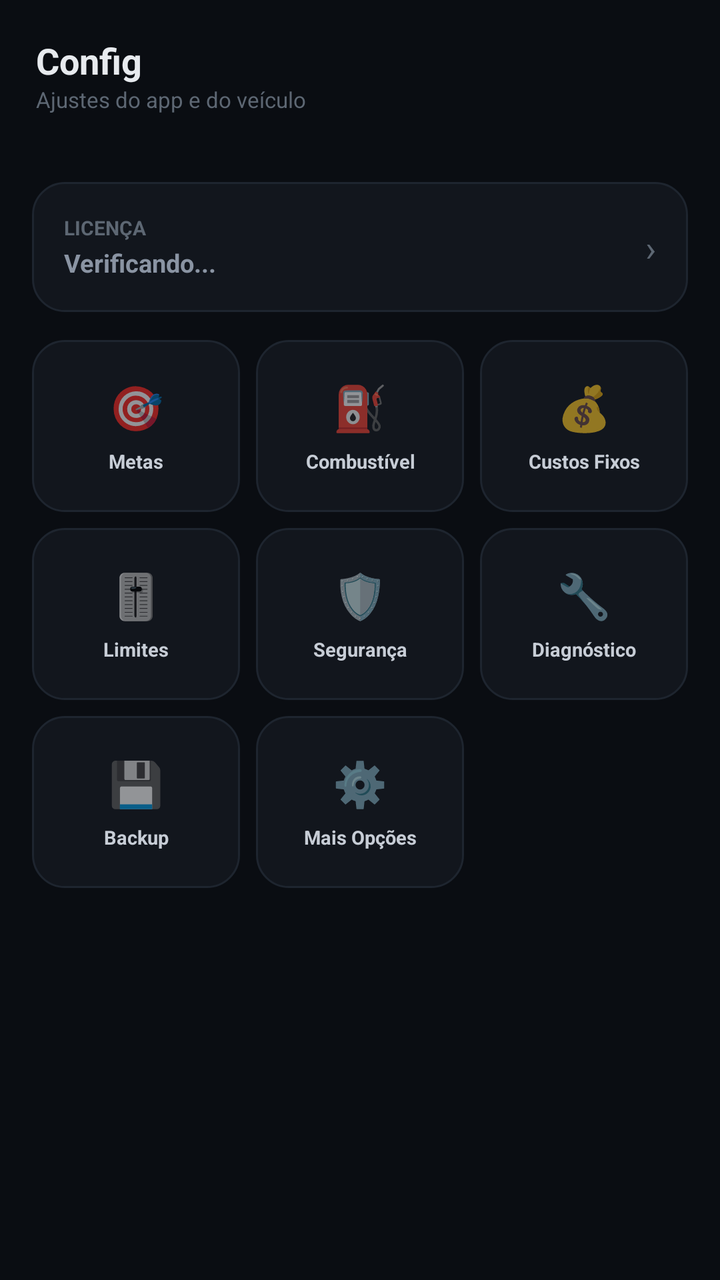
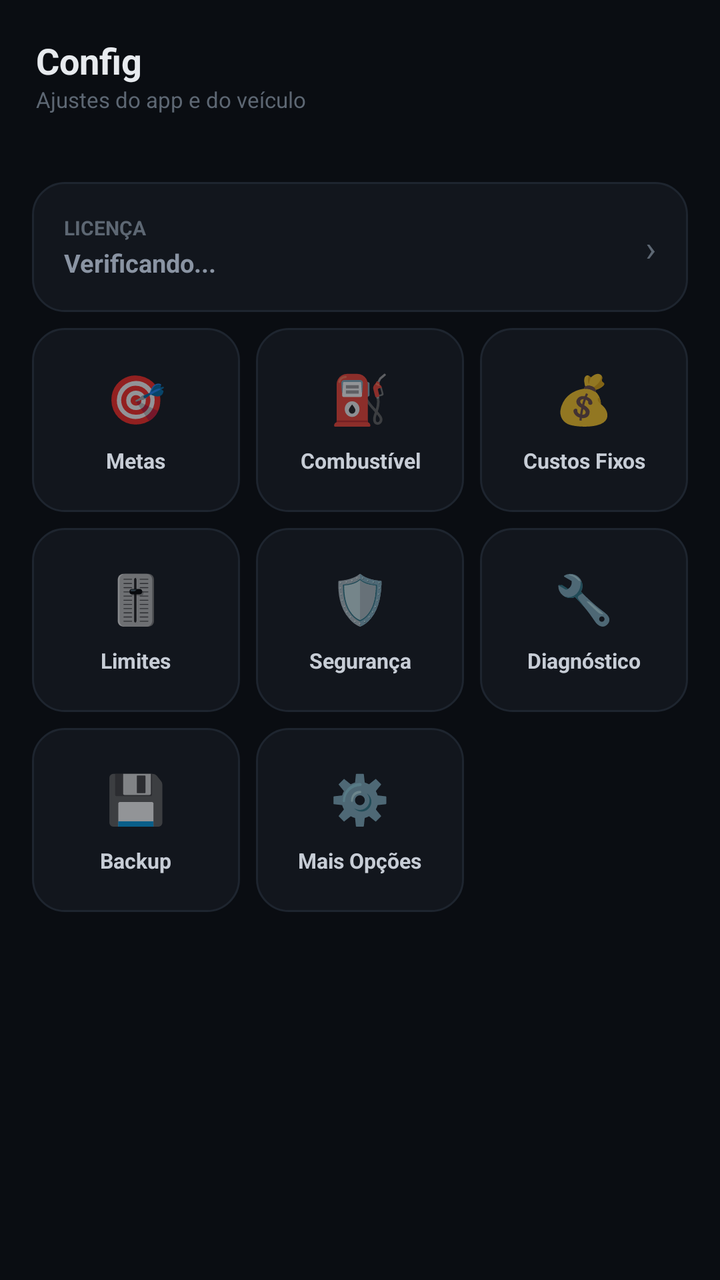

Two renders of the same Android screen: before a commit and after it. Below are the layout's source before the change and the commit's diff.
<!-- AndroidManifest.xml: application theme Theme.MaterialComponents.DayNight.NoActionBar -->
<!-- res/layout/activity_parametros.xml -->
<?xml version="1.0" encoding="utf-8"?>
<ScrollView xmlns:android="http://schemas.android.com/apk/res/android"
    android:layout_width="match_parent"
    android:layout_height="match_parent"
    android:background="#0A0D12">

    <LinearLayout
        android:layout_width="match_parent"
        android:layout_height="wrap_content"
        android:orientation="vertical">

        <LinearLayout
            android:layout_width="match_parent"
            android:layout_height="wrap_content"
            android:orientation="vertical"
            android:padding="18dp"
            android:paddingBottom="10dp">

            <TextView
                android:layout_width="wrap_content"
                android:layout_height="wrap_content"
                android:text="Config"
                android:textColor="#E7EAEE"
                android:textSize="18sp"
                android:textStyle="bold" />

            <TextView
                android:layout_width="wrap_content"
                android:layout_height="wrap_content"
                android:text="Ajustes do app e do veículo"
                android:textColor="#5D6773"
                android:textSize="11sp" />
        </LinearLayout>

        <LinearLayout
            android:layout_width="match_parent"
            android:layout_height="wrap_content"
            android:orientation="vertical"
            android:padding="16dp"
            android:paddingTop="0dp">

            <LinearLayout
                android:id="@+id/btnAbrirLicenca"
                android:layout_width="match_parent"
                android:layout_height="wrap_content"
                android:orientation="horizontal"
                android:gravity="center_vertical"
                android:background="@drawable/bg_card_dark"
                android:padding="16dp"
                android:layout_marginBottom="14dp"
                android:clickable="true"
                android:focusable="true">

                <LinearLayout
                    android:layout_width="0dp"
                    android:layout_height="wrap_content"
                    android:layout_weight="1"
                    android:orientation="vertical">

                    <TextView
                        android:layout_width="wrap_content"
                        android:layout_height="wrap_content"
                        android:text="LICENÇA"
                        android:textColor="#5D6773"
                        android:textSize="10sp"
                        android:textStyle="bold" />

                    <TextView
                        android:id="@+id/txtStatusLicencaResumo"
                        android:layout_width="wrap_content"
                        android:layout_height="wrap_content"
                        android:text="Verificando..."
                        android:textColor="#8A94A3"
                        android:textSize="12.5sp"
                        android:textStyle="bold"
                        android:layout_marginTop="2dp" />
                </LinearLayout>

                <TextView
                    android:layout_width="wrap_content"
                    android:layout_height="wrap_content"
                    android:text="›"
                    android:textColor="#5D6773"
                    android:textSize="18sp" />
            </LinearLayout>

            <LinearLayout
                android:layout_width="match_parent"
                android:layout_height="wrap_content"
                android:orientation="horizontal"
                android:layout_marginBottom="8dp">

                <LinearLayout
                    android:id="@+id/btnAbrirMetas"
                    android:layout_width="0dp"
                    android:layout_height="86dp"
                    android:layout_weight="1"
                    android:orientation="vertical"
                    android:gravity="center"
                    android:background="@drawable/bg_card_dark"
                    android:padding="6dp"
                    android:layout_marginEnd="8dp"
                    android:clickable="true"
                    android:focusable="true">

                    <TextView
                        android:layout_width="wrap_content"
                        android:layout_height="wrap_content"
                        android:text="🎯"
                        android:textSize="22sp" />

                    <TextView
                        android:layout_width="match_parent"
                        android:layout_height="wrap_content"
                        android:text="Metas"
                        android:textColor="#C7CDD6"
                        android:textSize="9.5sp"
                        android:textStyle="bold"
                        android:gravity="center"
                        android:singleLine="true"
                        android:ellipsize="end"
                        android:layout_marginTop="6dp" />
                </LinearLayout>

                <LinearLayout
                    android:id="@+id/btnAbrirCombustivel"
                    android:layout_width="0dp"
                    android:layout_height="86dp"
                    android:layout_weight="1"
                    android:orientation="vertical"
                    android:gravity="center"
                    android:background="@drawable/bg_card_dark"
                    android:padding="6dp"
                    android:layout_marginEnd="8dp"
                    android:clickable="true"
                    android:focusable="true">

                    <TextView
                        android:layout_width="wrap_content"
                        android:layout_height="wrap_content"
                        android:text="⛽"
                        android:textSize="22sp" />

                    <TextView
                        android:layout_width="match_parent"
                        android:layout_height="wrap_content"
                        android:text="Combustível"
                        android:textColor="#C7CDD6"
                        android:textSize="9.5sp"
                        android:textStyle="bold"
                        android:gravity="center"
                        android:singleLine="true"
                        android:ellipsize="end"
                        android:layout_marginTop="6dp" />
                </LinearLayout>

                <LinearLayout
                    android:id="@+id/btnAbrirCustosFixos"
                    android:layout_width="0dp"
                    android:layout_height="86dp"
                    android:layout_weight="1"
                    android:orientation="vertical"
                    android:gravity="center"
                    android:background="@drawable/bg_card_dark"
                    android:padding="6dp"
                    android:clickable="true"
                    android:focusable="true">

                    <TextView
                        android:layout_width="wrap_content"
                        android:layout_height="wrap_content"
                        android:text="💰"
                        android:textSize="22sp" />

                    <TextView
                        android:layout_width="match_parent"
                        android:layout_height="wrap_content"
                        android:text="Custos Fixos"
                        android:textColor="#C7CDD6"
                        android:textSize="9.5sp"
                        android:textStyle="bold"
                        android:gravity="center"
                        android:singleLine="true"
                        android:ellipsize="end"
                        android:layout_marginTop="6dp" />
                </LinearLayout>
            </LinearLayout>

            <LinearLayout
                android:layout_width="match_parent"
                android:layout_height="wrap_content"
                android:orientation="horizontal"
                android:layout_marginBottom="8dp">

                <LinearLayout
                    android:id="@+id/btnAbrirLimites"
                    android:layout_width="0dp"
                    android:layout_height="86dp"
                    android:layout_weight="1"
                    android:orientation="vertical"
                    android:gravity="center"
                    android:background="@drawable/bg_card_dark"
                    android:padding="6dp"
                    android:layout_marginEnd="8dp"
                    android:clickable="true"
                    android:focusable="true">

                    <TextView
                        android:layout_width="wrap_content"
                        android:layout_height="wrap_content"
                        android:text="🎚️"
                        android:textSize="22sp" />

                    <TextView
                        android:layout_width="match_parent"
                        android:layout_height="wrap_content"
                        android:text="Limites"
                        android:textColor="#C7CDD6"
                        android:textSize="9.5sp"
                        android:textStyle="bold"
                        android:gravity="center"
                        android:singleLine="true"
                        android:ellipsize="end"
                        android:layout_marginTop="6dp" />
                </LinearLayout>

                <LinearLayout
                    android:id="@+id/btnAbrirSeguranca"
                    android:layout_width="0dp"
                    android:layout_height="86dp"
                    android:layout_weight="1"
                    android:orientation="vertical"
                    android:gravity="center"
                    android:background="@drawable/bg_card_dark"
                    android:padding="6dp"
                    android:layout_marginEnd="8dp"
                    android:clickable="true"
                    android:focusable="true">

                    <TextView
                        android:layout_width="wrap_content"
                        android:layout_height="wrap_content"
                        android:text="🛡️"
                        android:textSize="22sp" />

                    <TextView
                        android:layout_width="match_parent"
                        android:layout_height="wrap_content"
                        android:text="Segurança"
                        android:textColor="#C7CDD6"
                        android:textSize="9.5sp"
                        android:textStyle="bold"
                        android:gravity="center"
                        android:singleLine="true"
                        android:ellipsize="end"
                        android:layout_marginTop="6dp" />
                </LinearLayout>

                <LinearLayout
                    android:id="@+id/btnAbrirDiagnostico"
                    android:layout_width="0dp"
                    android:layout_height="86dp"
                    android:layout_weight="1"
                    android:orientation="vertical"
                    android:gravity="center"
                    android:background="@drawable/bg_card_dark"
                    android:padding="6dp"
                    android:clickable="true"
                    android:focusable="true">

                    <TextView
                        android:layout_width="wrap_content"
                        android:layout_height="wrap_content"
                        android:text="🔧"
                        android:textSize="22sp" />

                    <TextView
                        android:layout_width="match_parent"
                        android:layout_height="wrap_content"
                        android:text="Diagnóstico"
                        android:textColor="#C7CDD6"
                        android:textSize="9.5sp"
                        android:textStyle="bold"
                        android:gravity="center"
                        android:singleLine="true"
                        android:ellipsize="end"
                        android:layout_marginTop="6dp" />
                </LinearLayout>
            </LinearLayout>

            <LinearLayout
                android:layout_width="match_parent"
                android:layout_height="wrap_content"
                android:orientation="horizontal">

                <LinearLayout
                    android:id="@+id/btnAbrirBackup"
                    android:layout_width="0dp"
                    android:layout_height="86dp"
                    android:layout_weight="1"
                    android:orientation="vertical"
                    android:gravity="center"
                    android:background="@drawable/bg_card_dark"
                    android:padding="6dp"
                    android:layout_marginEnd="8dp"
                    android:clickable="true"
                    android:focusable="true">

                    <TextView
                        android:layout_width="wrap_content"
                        android:layout_height="wrap_content"
                        android:text="💾"
                        android:textSize="22sp" />

                    <TextView
                        android:layout_width="match_parent"
                        android:layout_height="wrap_content"
                        android:text="Backup"
                        android:textColor="#C7CDD6"
                        android:textSize="9.5sp"
                        android:textStyle="bold"
                        android:gravity="center"
                        android:singleLine="true"
                        android:ellipsize="end"
                        android:layout_marginTop="6dp" />
                </LinearLayout>

                <LinearLayout
                    android:id="@+id/btnAbrirMaisConfiguracoes"
                    android:layout_width="0dp"
                    android:layout_height="86dp"
                    android:layout_weight="1"
                    android:orientation="vertical"
                    android:gravity="center"
                    android:background="@drawable/bg_card_dark"
                    android:padding="6dp"
                    android:layout_marginEnd="8dp"
                    android:clickable="true"
                    android:focusable="true">

                    <TextView
                        android:layout_width="wrap_content"
                        android:layout_height="wrap_content"
                        android:text="⚙️"
                        android:textSize="22sp" />

                    <TextView
                        android:layout_width="match_parent"
                        android:layout_height="wrap_content"
                        android:text="Mais Opções"
                        android:textColor="#C7CDD6"
                        android:textSize="9.5sp"
                        android:textStyle="bold"
                        android:gravity="center"
                        android:singleLine="true"
                        android:ellipsize="end"
                        android:layout_marginTop="6dp" />
                </LinearLayout>

                <LinearLayout
                    android:layout_width="0dp"
                    android:layout_height="86dp"
                    android:layout_weight="1" />
            </LinearLayout>

        </LinearLayout>
    </LinearLayout>
</ScrollView>
<!-- resources referenced by this layout -->
<resources>
  <!-- drawable bg_card_dark (drawable) -->
  <?xml version="1.0" encoding="utf-8"?>
  <shape xmlns:android="http://schemas.android.com/apk/res/android" android:shape="rectangle">
      <solid android:color="#12161D" />
      <stroke android:width="1dp" android:color="#1E252F" />
      <corners android:radius="16dp" />
  </shape>
</resources>

<!-- the commit's change to res/layout/activity_parametros.xml (unified diff, before → after) -->
@@ -36,8 +36,7 @@
             android:layout_width="match_parent"
             android:layout_height="wrap_content"
             android:orientation="vertical"
-            android:padding="16dp"
-            android:paddingTop="0dp">
+            android:padding="12dp">
 
             <LinearLayout
                 android:id="@+id/btnAbrirLicenca"
@@ -47,7 +46,7 @@
                 android:gravity="center_vertical"
                 android:background="@drawable/bg_card_dark"
                 android:padding="16dp"
-                android:layout_marginBottom="14dp"
+                android:layout_margin="4dp"
                 android:clickable="true"
                 android:focusable="true">
 
@@ -87,19 +86,19 @@
             <LinearLayout
                 android:layout_width="match_parent"
                 android:layout_height="wrap_content"
-                android:orientation="horizontal"
-                android:layout_marginBottom="8dp">
+                android:orientation="horizontal">
 
                 <LinearLayout
                     android:id="@+id/btnAbrirMetas"
                     android:layout_width="0dp"
-                    android:layout_height="86dp"
-                    android:layout_weight="1"
-                    android:orientation="vertical"
-                    android:gravity="center"
-                    android:background="@drawable/bg_card_dark"
-                    android:padding="6dp"
-                    android:layout_marginEnd="8dp"
+                    android:layout_height="92dp"
+                    android:layout_weight="1"
+                    android:layout_margin="4dp"
+                    android:orientation="vertical"
+                    android:gravity="center"
+                    android:paddingStart="4dp"
+                    android:paddingEnd="4dp"
+                    android:background="@drawable/bg_card_dark"
                     android:clickable="true"
                     android:focusable="true">
 
@@ -107,31 +106,31 @@
                         android:layout_width="wrap_content"
                         android:layout_height="wrap_content"
                         android:text="🎯"
-                        android:textSize="22sp" />
-
-                    <TextView
-                        android:layout_width="match_parent"
+                        android:textSize="24sp" />
+
+                    <TextView
+                        android:layout_width="wrap_content"
                         android:layout_height="wrap_content"
                         android:text="Metas"
                         android:textColor="#C7CDD6"
-                        android:textSize="9.5sp"
-                        android:textStyle="bold"
-                        android:gravity="center"
-                        android:singleLine="true"
-                        android:ellipsize="end"
-                        android:layout_marginTop="6dp" />
+                        android:textSize="10.5sp"
+                        android:textStyle="bold"
+                        android:maxLines="1"
+                        android:gravity="center"
+                        android:layout_marginTop="8dp" />
                 </LinearLayout>
 
                 <LinearLayout
                     android:id="@+id/btnAbrirCombustivel"
                     android:layout_width="0dp"
-                    android:layout_height="86dp"
-                    android:layout_weight="1"
-                    android:orientation="vertical"
-                    android:gravity="center"
-                    android:background="@drawable/bg_card_dark"
-                    android:padding="6dp"
-                    android:layout_marginEnd="8dp"
+                    android:layout_height="92dp"
+                    android:layout_weight="1"
+                    android:layout_margin="4dp"
+                    android:orientation="vertical"
+                    android:gravity="center"
+                    android:paddingStart="4dp"
+                    android:paddingEnd="4dp"
+                    android:background="@drawable/bg_card_dark"
                     android:clickable="true"
                     android:focusable="true">
 
@@ -139,30 +138,31 @@
                         android:layout_width="wrap_content"
                         android:layout_height="wrap_content"
                         android:text="⛽"
-                        android:textSize="22sp" />
-
-                    <TextView
-                        android:layout_width="match_parent"
+                        android:textSize="24sp" />
+
+                    <TextView
+                        android:layout_width="wrap_content"
                         android:layout_height="wrap_content"
                         android:text="Combustível"
                         android:textColor="#C7CDD6"
-                        android:textSize="9.5sp"
-                        android:textStyle="bold"
-                        android:gravity="center"
-                        android:singleLine="true"
-                        android:ellipsize="end"
-                        android:layout_marginTop="6dp" />
+                        android:textSize="10.5sp"
+                        android:textStyle="bold"
+                        android:maxLines="1"
+                        android:gravity="center"
+                        android:layout_marginTop="8dp" />
                 </LinearLayout>
 
                 <LinearLayout
                     android:id="@+id/btnAbrirCustosFixos"
                     android:layout_width="0dp"
-                    android:layout_height="86dp"
-                    android:layout_weight="1"
-                    android:orientation="vertical"
-                    android:gravity="center"
-                    android:background="@drawable/bg_card_dark"
-                    android:padding="6dp"
+                    android:layout_height="92dp"
+                    android:layout_weight="1"
+                    android:layout_margin="4dp"
+                    android:orientation="vertical"
+                    android:gravity="center"
+                    android:paddingStart="4dp"
+                    android:paddingEnd="4dp"
+                    android:background="@drawable/bg_card_dark"
                     android:clickable="true"
                     android:focusable="true">
 
@@ -170,38 +170,37 @@
                         android:layout_width="wrap_content"
                         android:layout_height="wrap_content"
                         android:text="💰"
-                        android:textSize="22sp" />
-
-                    <TextView
-                        android:layout_width="match_parent"
+                        android:textSize="24sp" />
+
+                    <TextView
+                        android:layout_width="wrap_content"
                         android:layout_height="wrap_content"
                         android:text="Custos Fixos"
                         android:textColor="#C7CDD6"
-                        android:textSize="9.5sp"
-                        android:textStyle="bold"
-                        android:gravity="center"
-                        android:singleLine="true"
-                        android:ellipsize="end"
-                        android:layout_marginTop="6dp" />
+                        android:textSize="10.5sp"
+                        android:textStyle="bold"
+                        android:maxLines="1"
+                        android:gravity="center"
+                        android:layout_marginTop="8dp" />
                 </LinearLayout>
             </LinearLayout>
 
             <LinearLayout
                 android:layout_width="match_parent"
                 android:layout_height="wrap_content"
-                android:orientation="horizontal"
-                android:layout_marginBottom="8dp">
+                android:orientation="horizontal">
 
                 <LinearLayout
                     android:id="@+id/btnAbrirLimites"
                     android:layout_width="0dp"
-                    android:layout_height="86dp"
-                    android:layout_weight="1"
-                    android:orientation="vertical"
-                    android:gravity="center"
-                    android:background="@drawable/bg_card_dark"
-                    android:padding="6dp"
-                    android:layout_marginEnd="8dp"
+                    android:layout_height="92dp"
+                    android:layout_weight="1"
+                    android:layout_margin="4dp"
+                    android:orientation="vertical"
+                    android:gravity="center"
+                    android:paddingStart="4dp"
+                    android:paddingEnd="4dp"
+                    android:background="@drawable/bg_card_dark"
                     android:clickable="true"
                     android:focusable="true">
 
@@ -209,31 +208,31 @@
                         android:layout_width="wrap_content"
                         android:layout_height="wrap_content"
                         android:text="🎚️"
-                        android:textSize="22sp" />
-
-                    <TextView
-                        android:layout_width="match_parent"
+                        android:textSize="24sp" />
+
+                    <TextView
+                        android:layout_width="wrap_content"
                         android:layout_height="wrap_content"
                         android:text="Limites"
                         android:textColor="#C7CDD6"
-                        android:textSize="9.5sp"
-                        android:textStyle="bold"
-                        android:gravity="center"
-                        android:singleLine="true"
-                        android:ellipsize="end"
-                        android:layout_marginTop="6dp" />
+                        android:textSize="10.5sp"
+                        android:textStyle="bold"
+                        android:maxLines="1"
+                        android:gravity="center"
+                        android:layout_marginTop="8dp" />
                 </LinearLayout>
 
                 <LinearLayout
                     android:id="@+id/btnAbrirSeguranca"
                     android:layout_width="0dp"
-                    android:layout_height="86dp"
-                    android:layout_weight="1"
-                    android:orientation="vertical"
-                    android:gravity="center"
-                    android:background="@drawable/bg_card_dark"
-                    android:padding="6dp"
-                    android:layout_marginEnd="8dp"
+                    android:layout_height="92dp"
+                    android:layout_weight="1"
+                    android:layout_margin="4dp"
+                    android:orientation="vertical"
+                    android:gravity="center"
+                    android:paddingStart="4dp"
+                    android:paddingEnd="4dp"
+                    android:background="@drawable/bg_card_dark"
                     android:clickable="true"
                     android:focusable="true">
 
@@ -241,30 +240,31 @@
                         android:layout_width="wrap_content"
                         android:layout_height="wrap_content"
                         android:text="🛡️"
-                        android:textSize="22sp" />
-
-                    <TextView
-                        android:layout_width="match_parent"
+                        android:textSize="24sp" />
+
+                    <TextView
+                        android:layout_width="wrap_content"
                         android:layout_height="wrap_content"
                         android:text="Segurança"
                         android:textColor="#C7CDD6"
-                        android:textSize="9.5sp"
-                        android:textStyle="bold"
-                        android:gravity="center"
-                        android:singleLine="true"
-                        android:ellipsize="end"
-                        android:layout_marginTop="6dp" />
+                        android:textSize="10.5sp"
+                        android:textStyle="bold"
+                        android:maxLines="1"
+                        android:gravity="center"
+                        android:layout_marginTop="8dp" />
                 </LinearLayout>
 
                 <LinearLayout
                     android:id="@+id/btnAbrirDiagnostico"
                     android:layout_width="0dp"
-                    android:layout_height="86dp"
-                    android:layout_weight="1"
-                    android:orientation="vertical"
-                    android:gravity="center"
-                    android:background="@drawable/bg_card_dark"
-                    android:padding="6dp"
+                    android:layout_height="92dp"
+                    android:layout_weight="1"
+                    android:layout_margin="4dp"
+                    android:orientation="vertical"
+                    android:gravity="center"
+                    android:paddingStart="4dp"
+                    android:paddingEnd="4dp"
+                    android:background="@drawable/bg_card_dark"
                     android:clickable="true"
                     android:focusable="true">
 
@@ -272,19 +272,18 @@
                         android:layout_width="wrap_content"
                         android:layout_height="wrap_content"
                         android:text="🔧"
-                        android:textSize="22sp" />
-
-                    <TextView
-                        android:layout_width="match_parent"
+                        android:textSize="24sp" />
+
+                    <TextView
+                        android:layout_width="wrap_content"
                         android:layout_height="wrap_content"
                         android:text="Diagnóstico"
                         android:textColor="#C7CDD6"
-                        android:textSize="9.5sp"
-                        android:textStyle="bold"
-                        android:gravity="center"
-                        android:singleLine="true"
-                        android:ellipsize="end"
-                        android:layout_marginTop="6dp" />
+                        android:textSize="10.5sp"
+                        android:textStyle="bold"
+                        android:maxLines="1"
+                        android:gravity="center"
+                        android:layout_marginTop="8dp" />
                 </LinearLayout>
             </LinearLayout>
 
@@ -296,13 +295,14 @@
                 <LinearLayout
                     android:id="@+id/btnAbrirBackup"
                     android:layout_width="0dp"
-                    android:layout_height="86dp"
-                    android:layout_weight="1"
-                    android:orientation="vertical"
-                    android:gravity="center"
-                    android:background="@drawable/bg_card_dark"
-                    android:padding="6dp"
-                    android:layout_marginEnd="8dp"
+                    android:layout_height="92dp"
+                    android:layout_weight="1"
+                    android:layout_margin="4dp"
+                    android:orientation="vertical"
+                    android:gravity="center"
+                    android:paddingStart="4dp"
+                    android:paddingEnd="4dp"
+                    android:background="@drawable/bg_card_dark"
                     android:clickable="true"
                     android:focusable="true">
 
@@ -310,31 +310,31 @@
                         android:layout_width="wrap_content"
                         android:layout_height="wrap_content"
                         android:text="💾"
-                        android:textSize="22sp" />
-
-                    <TextView
-                        android:layout_width="match_parent"
+                        android:textSize="24sp" />
+
+                    <TextView
+                        android:layout_width="wrap_content"
                         android:layout_height="wrap_content"
                         android:text="Backup"
                         android:textColor="#C7CDD6"
-                        android:textSize="9.5sp"
-                        android:textStyle="bold"
-                        android:gravity="center"
-                        android:singleLine="true"
-                        android:ellipsize="end"
-                        android:layout_marginTop="6dp" />
+                        android:textSize="10.5sp"
+                        android:textStyle="bold"
+                        android:maxLines="1"
+                        android:gravity="center"
+                        android:layout_marginTop="8dp" />
                 </LinearLayout>
 
                 <LinearLayout
                     android:id="@+id/btnAbrirMaisConfiguracoes"
                     android:layout_width="0dp"
-                    android:layout_height="86dp"
-                    android:layout_weight="1"
-                    android:orientation="vertical"
-                    android:gravity="center"
-                    android:background="@drawable/bg_card_dark"
-                    android:padding="6dp"
-                    android:layout_marginEnd="8dp"
+                    android:layout_height="92dp"
+                    android:layout_weight="1"
+                    android:layout_margin="4dp"
+                    android:orientation="vertical"
+                    android:gravity="center"
+                    android:paddingStart="4dp"
+                    android:paddingEnd="4dp"
+                    android:background="@drawable/bg_card_dark"
                     android:clickable="true"
                     android:focusable="true">
 
@@ -342,25 +342,26 @@
                         android:layout_width="wrap_content"
                         android:layout_height="wrap_content"
                         android:text="⚙️"
-                        android:textSize="22sp" />
-
-                    <TextView
-                        android:layout_width="match_parent"
+                        android:textSize="24sp" />
+
+                    <TextView
+                        android:layout_width="wrap_content"
                         android:layout_height="wrap_content"
                         android:text="Mais Opções"
                         android:textColor="#C7CDD6"
-                        android:textSize="9.5sp"
-                        android:textStyle="bold"
-                        android:gravity="center"
-                        android:singleLine="true"
-                        android:ellipsize="end"
-                        android:layout_marginTop="6dp" />
-                </LinearLayout>
-
-                <LinearLayout
-                    android:layout_width="0dp"
-                    android:layout_height="86dp"
-                    android:layout_weight="1" />
+                        android:textSize="10.5sp"
+                        android:textStyle="bold"
+                        android:maxLines="1"
+                        android:gravity="center"
+                        android:layout_marginTop="8dp" />
+                </LinearLayout>
+
+                <View
+                    android:layout_width="0dp"
+                    android:layout_height="92dp"
+                    android:layout_weight="1"
+                    android:layout_margin="4dp"
+                    android:visibility="invisible" />
             </LinearLayout>
 
         </LinearLayout>
